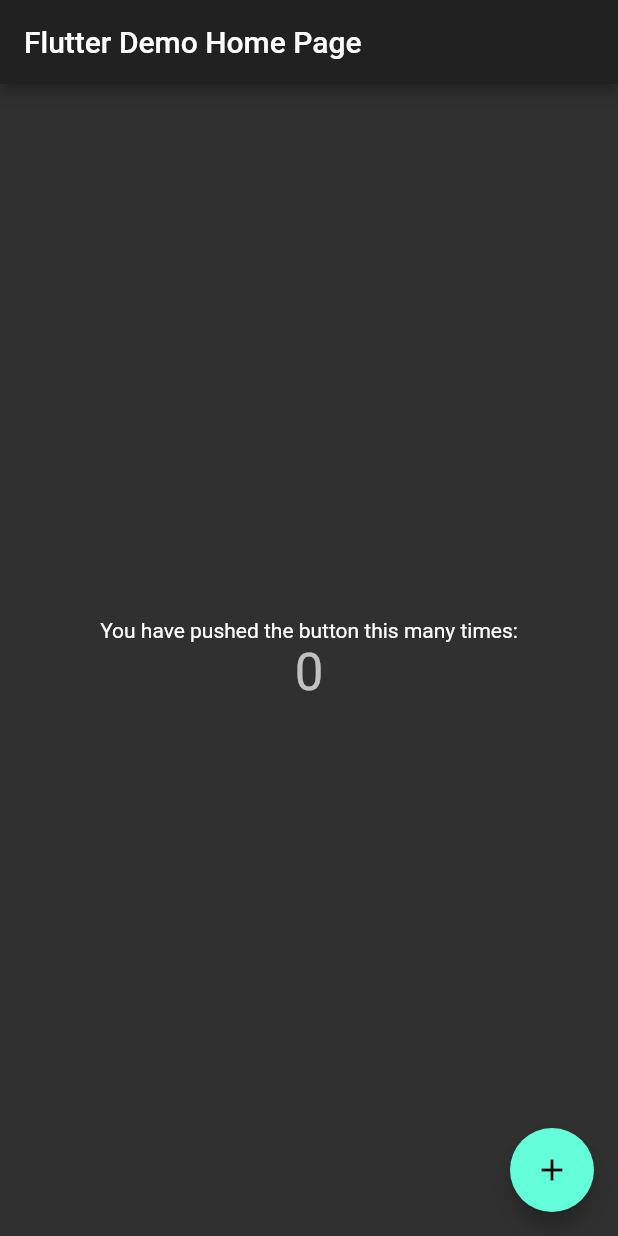
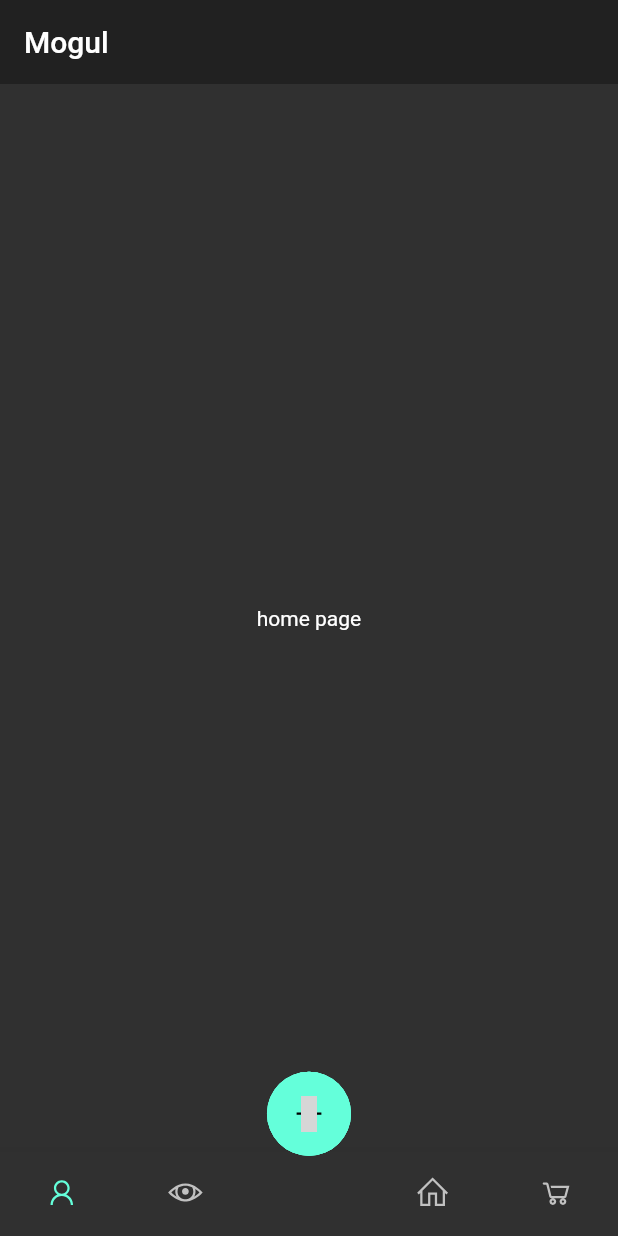
Before and after one commit to patelch/mogul, a Flutter app: the screen it shows after launch, on a phone screen of 412 x 824 dp. Run offline on Flutter 3.47's test engine with Material 2 defaults, Android fonts, the phone set to English and light mode, and no system bars; our stand-ins replace line_icons; grey boxes are pictures that could not be loaded.

Commit message:
navigation and fab

```diff
--- /dev/null
+++ b/lib/bottom_navigation.dart
@@ -0,0 +1,107 @@
+import 'package:flutter/material.dart';
+import 'package:line_icons/line_icons.dart';
+import 'package:mogul/pages/auctions_page.dart';
+import 'package:mogul/pages/home_page.dart';
+import 'package:mogul/pages/owned_deeds_page.dart';
+import 'package:mogul/pages/viewed_deeds_page.dart';
+import 'package:mogul/widgets/fab_with_options.dart';
+
+class BottomNavigation extends StatefulWidget {
+
+  @override
+  _BottomNavigationState createState() => _BottomNavigationState();
+}
+
+class _BottomNavigationState extends State<BottomNavigation> {
+
+  int _selectedTab = 0;
+
+  List<Widget> _tabPages = [
+    HomePage(),
+    ViewedDeedsPage(),
+    OwnedDeedsPage(),
+    AuctionsPage(),
+  ];
+
+  @override
+  Widget build(BuildContext context) {
+    return Scaffold(
+      appBar: AppBar(
+        title: Text('Mogul'),
+        elevation: 0,
+      ),
+      body: Center(
+        child: _tabPages.elementAt(_selectedTab),
+      ),
+      bottomNavigationBar: BottomNavigationBar(
+        showUnselectedLabels: false,
+        showSelectedLabels: false,
+        type: BottomNavigationBarType.fixed,
+        items: [
+          BottomNavigationBarItem(
+            icon: Icon(LineIcons.user),
+            title: Text('Home'),
+          ),
+          BottomNavigationBarItem(
+            icon: Icon(LineIcons.eye),
+            title: Text('Viewed Deeds'),
+          ),
+          BottomNavigationBarItem(
+            icon: Opacity(
+              opacity: 0,
+              child: Icon(LineIcons.eye,)
+            ),
+            title: Text('Empty'),
+          ),
+          BottomNavigationBarItem(
+            icon: Icon(LineIcons.home),
+            title: Text('Owned Deeds'),
+          ),
+          BottomNavigationBarItem(
+            icon: Icon(LineIcons.shopping_cart),
+            title: Text('Auctions'),
+          ),
+        ],
+        currentIndex: _selectedTab,
+        onTap: _onTabTapped,
+      ),
+      floatingActionButtonLocation: FloatingActionButtonLocation.centerDocked,
+      floatingActionButton: FabWithOptions(
+        fabOptions: [
+          FabOption(
+            icon: LineIcons.eye,
+            onPressed: () {
+              showModalBottomSheet(context: context, builder: (context) {
+                return Container();
+              });
+            }
+          ),
+          FabOption(
+              icon: LineIcons.money,
+              onPressed: () {
+                return Container();
+              }
+          ),
+          FabOption(
+              icon: LineIcons.user,
+              onPressed: () {
+                showModalBottomSheet(context: context, builder: (context) {
+                  return Container();
+                });
+              }
+          ),
+        ],
+      ),
+    );
+  }
+
+  void _onTabTapped(int index) {
+    setState(() {
+      if (index < 2) {
+        _selectedTab = index;
+      } else if (index > 2) {
+        _selectedTab = index - 1;
+      }
+    });
+  }
+}
--- a/lib/main.dart
+++ b/lib/main.dart
@@ -1,4 +1,5 @@
 import 'package:flutter/material.dart';
+import 'package:mogul/bottom_navigation.dart';
 
 void main() => runApp(MyApp());
 
@@ -9,92 +10,7 @@ class MyApp extends StatelessWidget {
     return MaterialApp(
       title: 'Flutter Demo',
       theme: ThemeData.dark(),
-      home: MyHomePage(title: 'Flutter Demo Home Page'),
+      home: BottomNavigation(),
     );
   }
 }
-
-class MyHomePage extends StatefulWidget {
-  MyHomePage({Key key, this.title}) : super(key: key);
-
-  // This widget is the home page of your application. It is stateful, meaning
-  // that it has a State object (defined below) that contains fields that affect
-  // how it looks.
-
-  // This class is the configuration for the state. It holds the values (in this
-  // case the title) provided by the parent (in this case the App widget) and
-  // used by the build method of the State. Fields in a Widget subclass are
-  // always marked "final".
-
-  final String title;
-
-  @override
-  _MyHomePageState createState() => _MyHomePageState();
-}
-
-class _MyHomePageState extends State<MyHomePage> {
-  int _counter = 0;
-
-  void _incrementCounter() {
-    setState(() {
-      // This call to setState tells the Flutter framework that something has
-      // changed in this State, which causes it to rerun the build method below
-      // so that the display can reflect the updated values. If we changed
-      // _counter without calling setState(), then the build method would not be
-      // called again, and so nothing would appear to happen.
-      _counter++;
-    });
-  }
-
-  @override
-  Widget build(BuildContext context) {
-    // This method is rerun every time setState is called, for instance as done
-    // by the _incrementCounter method above.
-    //
-    // The Flutter framework has been optimized to make rerunning build methods
-    // fast, so that you can just rebuild anything that needs updating rather
-    // than having to individually change instances of widgets.
-    return Scaffold(
-      appBar: AppBar(
-        // Here we take the value from the MyHomePage object that was created by
-        // the App.build method, and use it to set our appbar title.
-        title: Text(widget.title),
-      ),
-      body: Center(
-        // Center is a layout widget. It takes a single child and positions it
-        // in the middle of the parent.
-        child: Column(
-          // Column is also a layout widget. It takes a list of children and
-          // arranges them vertically. By default, it sizes itself to fit its
-          // children horizontally, and tries to be as tall as its parent.
-          //
-          // Invoke "debug painting" (press "p" in the console, choose the
-          // "Toggle Debug Paint" action from the Flutter Inspector in Android
-          // Studio, or the "Toggle Debug Paint" command in Visual Studio Code)
-          // to see the wireframe for each widget.
-          //
-          // Column has various properties to control how it sizes itself and
-          // how it positions its children. Here we use mainAxisAlignment to
-          // center the children vertically; the main axis here is the vertical
-          // axis because Columns are vertical (the cross axis would be
-          // horizontal).
-          mainAxisAlignment: MainAxisAlignment.center,
-          children: <Widget>[
-            Text(
-              'You have pushed the button this many times:',
-            ),
-            Text(
-              '$_counter',
-              style: Theme.of(context).textTheme.display1,
-            ),
-          ],
-        ),
-      ),
-      floatingActionButton: FloatingActionButton(
-        onPressed: _incrementCounter,
-        tooltip: 'Increment',
-        child: Icon(Icons.add),
-      ), // This trailing comma makes auto-formatting nicer for build methods.
-    );
-  }
-}
--- /dev/null
+++ b/lib/pages/auctions_page.dart
@@ -0,0 +1,10 @@
+import 'package:flutter/material.dart';
+
+class AuctionsPage extends StatelessWidget {
+  @override
+  Widget build(BuildContext context) {
+    return Center(
+      child: Text('auctions page'),
+    );
+  }
+}
--- /dev/null
+++ b/lib/pages/home_page.dart
@@ -0,0 +1,10 @@
+import 'package:flutter/material.dart';
+
+class HomePage extends StatelessWidget {
+  @override
+  Widget build(BuildContext context) {
+    return Center(
+      child: Text('home page'),
+    );
+  }
+}
--- /dev/null
+++ b/lib/pages/owned_deeds_page.dart
@@ -0,0 +1,10 @@
+import 'package:flutter/material.dart';
+
+class OwnedDeedsPage extends StatelessWidget {
+  @override
+  Widget build(BuildContext context) {
+    return Center(
+      child: Text('owned deeds'),
+    );
+  }
+}
--- /dev/null
+++ b/lib/pages/viewed_deeds_page.dart
@@ -0,0 +1,10 @@
+import 'package:flutter/material.dart';
+
+class ViewedDeedsPage extends StatelessWidget {
+  @override
+  Widget build(BuildContext context) {
+    return Center(
+      child: Text('viewed deeds'),
+    );
+  }
+}
--- /dev/null
+++ b/lib/widgets/fab_with_options.dart
@@ -0,0 +1,145 @@
+import 'package:flutter/material.dart';
+import 'package:line_icons/line_icons.dart';
+import 'package:vector_math/vector_math.dart' show radians;
+import 'dart:math' as math;
+
+class FabWithOptions extends StatefulWidget {
+
+  final List<FabOption> fabOptions;
+
+  /// Max size of 4
+  FabWithOptions({ this.fabOptions = const [] });
+
+  @override
+  _FabWithOptionsState createState() => _FabWithOptionsState();
+}
+
+class _FabWithOptionsState extends State<FabWithOptions> with SingleTickerProviderStateMixin {
+
+  bool isOpened = false;
+  AnimationController _animationController;
+  Animation<double> _animateIcon;
+  Animation<double> _animateOptions;
+  Animation _curve;
+
+  @override
+  void initState() {
+
+    _animationController = AnimationController(
+      vsync: this,
+      duration: Duration(milliseconds: 200),
+    );
+
+    _curve = CurvedAnimation(
+      parent: _animationController,
+      curve: Curves.easeOut,
+    );
+
+    _animateIcon = Tween<double>(
+      begin: 0,
+      end: math.pi / 4,
+    ).animate(_curve);
+
+    _animateOptions = Tween<double>(
+      begin: 0.0,
+      end: 100.0,
+    ).animate(_curve);
+
+    super.initState();
+  }
+
+  @override
+  void dispose() {
+    _animationController.dispose();
+
+    super.dispose();
+  }
+
+  void animate() {
+    if (!isOpened) {
+      _animationController.forward();
+    } else {
+      _animationController.reverse();
+    }
+    isOpened = !isOpened;
+  }
+
+  List<Widget> _buildOptionButtons() {
+    List<Widget> optionButtons = [];
+
+    int numButtons = widget.fabOptions.length;
+    double angle = 180 / (numButtons + 1);
+
+    for (FabOption fabOption in widget.fabOptions) {
+
+      final double rad = radians(angle);
+
+      Transform button = Transform(
+        transform: Matrix4.identity()..translate(
+          (_animateOptions.value) * -math.cos(rad),
+          (_animateOptions.value) * -math.sin(rad),
+        ),
+        child: FloatingActionButton(
+          child: Icon(fabOption.icon),
+          onPressed: () {
+            animate();
+            fabOption.onPressed();
+          },
+          elevation: 0,
+        ),
+      );
+
+      optionButtons.add(button);
+
+      angle += 180 / (numButtons + 1);
+
+    }
+
+    return optionButtons;
+  }
+
+  @override
+  Widget build(BuildContext context) {
+
+    double height = 250;
+    double width = MediaQuery.of(context).size.width;
+
+    double yAlign = kBottomNavigationBarHeight / (height / 2);
+
+    return AnimatedBuilder(
+      animation: _animationController,
+      builder: (context, builder) {
+
+        List<Widget> fabWithOptions = _buildOptionButtons();
+        fabWithOptions.add(
+          Transform.rotate(
+            angle: _animateIcon.value,
+            child: FloatingActionButton(
+              elevation: 0,
+              child: Icon(LineIcons.plus),
+              onPressed: () {
+                animate();
+              },
+            ),
+          ),
+        );
+
+        return Container(
+          height: height,
+          width: width,
+          child: Stack(
+            alignment: Alignment(0, yAlign),
+            children: fabWithOptions,
+          ),
+        );
+      },
+    );
+  }
+}
+
+class FabOption {
+  final IconData icon;
+  final Function onPressed;
+
+  FabOption({ this.icon, this.onPressed });
+}
--- a/pubspec.yaml
+++ b/pubspec.yaml
@@ -20,9 +20,8 @@ dependencies:
   flutter:
     sdk: flutter
 
-  # The following adds the Cupertino Icons font to your application.
-  # Use with the CupertinoIcons class for iOS style icons.
-  cupertino_icons: ^0.1.2
+  provider: ^4.0.3
+  line_icons: ^0.2.0
 
 dev_dependencies:
   flutter_test:
```
Also changed, not shown: pubspec.lock.
